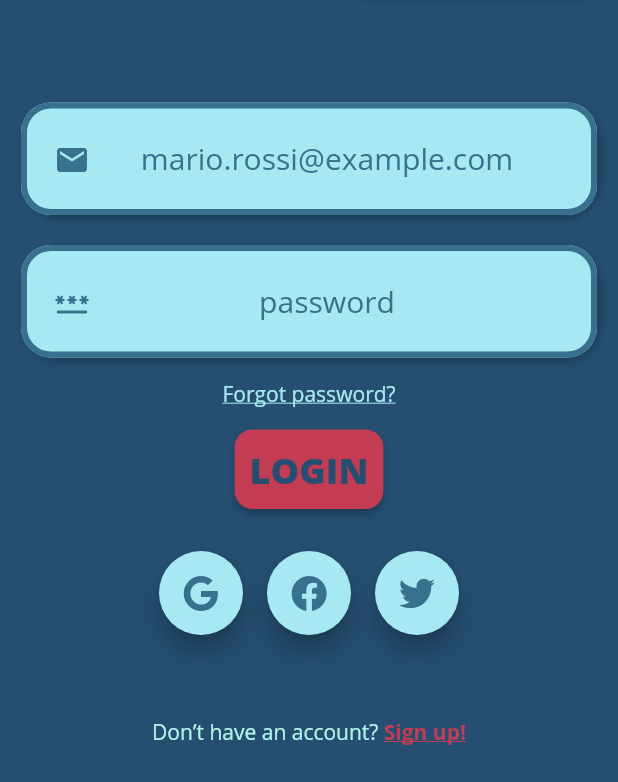
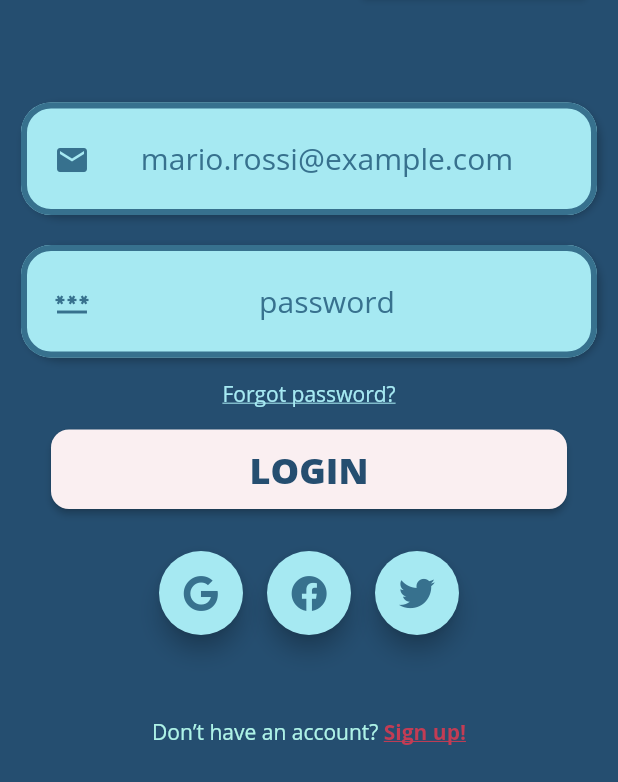
Before and after one commit to dev-ddk/assassin-client, a Flutter app: the screen it shows after launch, on a phone screen of 412 x 824 dp, the part 454-1236 px from its top. Run offline on Flutter 3.47's test engine with Material 2 defaults, Android fonts, the phone set to English and light mode, and no system bars; our stand-ins replace curved_navigation_bar, file_picker, firebase_auth, firebase_core, flutter_riverpod, font_awesome_flutter and 1 more; accounts and stored records are empty.

Commit message:
feat: small button design changes

```diff
--- a/lib/widgets/buttons.dart
+++ b/lib/widgets/buttons.dart
@@ -10,16 +10,22 @@ class AssassinConfirmButton extends StatelessWidget {
     Key? key,
     required this.text,
     required this.onPressed,
+    this.backgroundColor = assassinWhite,
+    this.width = double.infinity,
   }) : super(key: key);
 
   final String text;
   final Function()? onPressed;
+  final Color backgroundColor;
+  final double width;
 
   @override
   Widget build(BuildContext context) {
-    return ElevatedButton(
+    return SizedBox(
+      width: width,
+      child: ElevatedButton(
         style: ElevatedButton.styleFrom(
-        primary: assassinRed,
+          primary: backgroundColor,
           padding: EdgeInsets.all(10),
           shape: RoundedRectangleBorder(
             borderRadius: BorderRadius.circular(12),
@@ -28,10 +34,10 @@ class AssassinConfirmButton extends StatelessWidget {
         onPressed: onPressed,
         child: Text(
           text,
-        style: TextStyle(
-          color: assassinDarkestBlue,
-          fontSize: 24,
-          fontWeight: FontWeight.w900,
+          style: Theme.of(context)
+              .textTheme
+              .headline5!
+              .copyWith(color: assassinDarkestBlue),
         ),
       ),
     );
```
Lines whose indentation alone changed are shown as unchanged.
